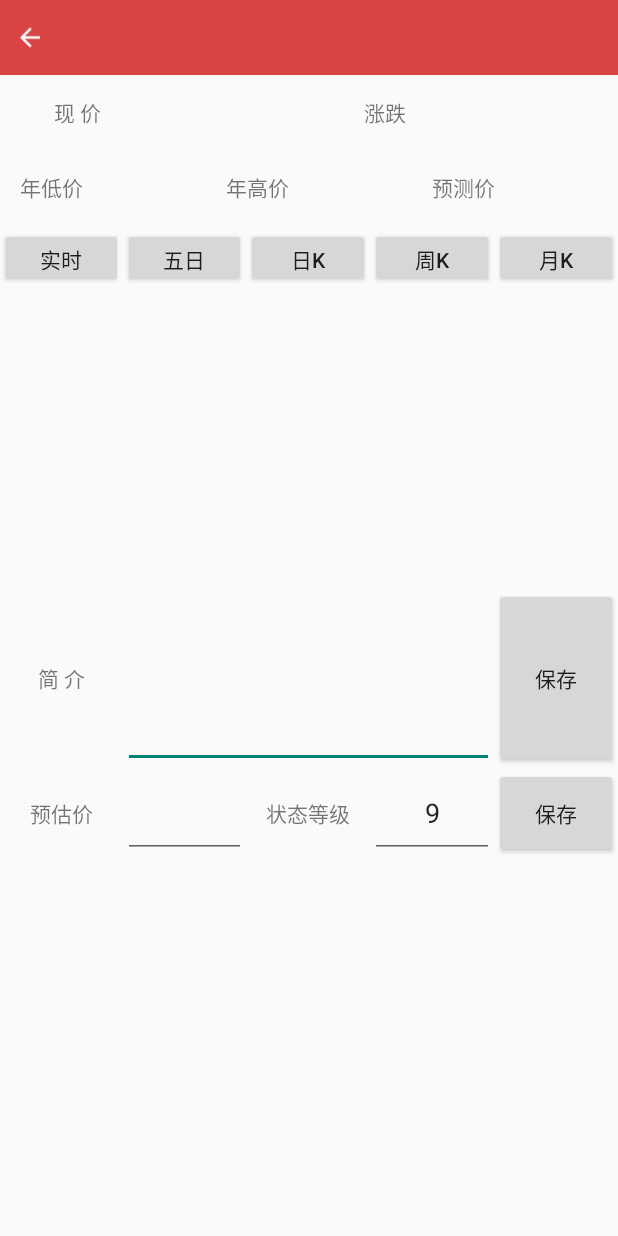
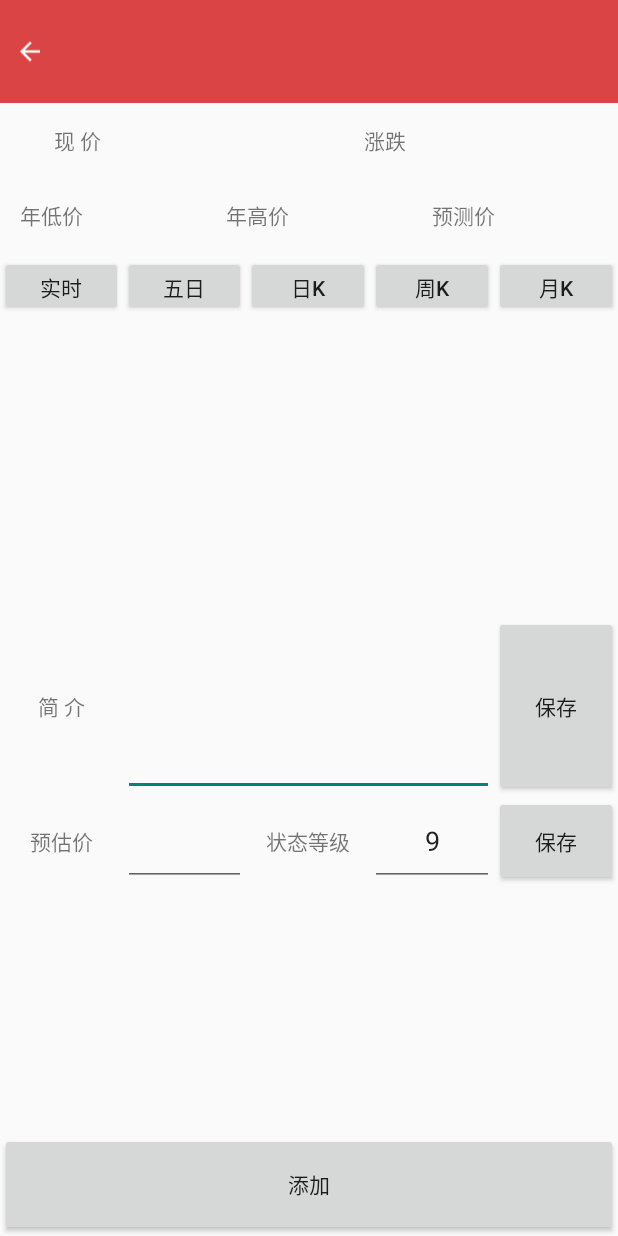
Before and after one commit to 2240831304/android, an Android app: the StockDetailsActivity screen opened directly, with no data from a screen before it, on a phone screen of 412 x 824 dp. Run offline under Robolectric (Android 15) with nearby library versions, the phone set to English and light mode, and no system bars; 2 statements that could not run were skipped.

Commit message:
修改：     stock/app/src/main/java/com/example/stock/eink/pioneer/stocklookup/ClassifyActivity.java 	修改：     stock/app/src/main/java/com/example/stock/eink/pioneer/stocklookup/ClassifyNameAdapter.java 	修改：     stock/app/src/main/java/com/example/stock/eink/pioneer/stocklookup/StockDetailsActivity.java 	修改：     stock/app/src/main/java/com/example/stock/eink/pioneer/stocklookup/StockLookupDataHandle.java 	修改：     stock/app/src/main/res/layout/activity_classify.xml 	修改：     stock/app/src/main/res/layout/stock_details_layout.xml

```diff
--- a/stock/app/src/main/java/com/example/stock/eink/pioneer/stocklookup/ClassifyNameAdapter.java
+++ b/stock/app/src/main/java/com/example/stock/eink/pioneer/stocklookup/ClassifyNameAdapter.java
@@ -21,7 +21,7 @@ public class ClassifyNameAdapter extends BaseAdapter {
     public View getView(int position, View view, ViewGroup viewGroup) {
         if(view == null){
             Button nameBut = new Button(contextpt);
-            nameBut.setText("daisini");
+            nameBut.setText(classifyNameMap.get(position));
 
             view = nameBut;
         }
--- a/stock/app/src/main/java/com/example/stock/eink/pioneer/stocklookup/StockDetailsActivity.java
+++ b/stock/app/src/main/java/com/example/stock/eink/pioneer/stocklookup/StockDetailsActivity.java
@@ -61,6 +61,9 @@ public class StockDetailsActivity extends AppCompatActivity {
         Button saveCalpriceBut = (Button)findViewById(R.id.stock_savemcalpri_button);
         saveCalpriceBut.setOnClickListener(saveCalPriceListner);
 
+        //添加分类
+        Button addClassify = (Button)findViewById(R.id.add_classify_but);
+        addClassify.setOnClickListener(addClassifyListner);
 
         dataHandler = new StockDetailsDataHandle(this);
         dataHandler.ObatinStockInfo(stockName);
@@ -105,5 +108,13 @@ public class StockDetailsActivity extends AppCompatActivity {
         }
     };
 
+    //添加分类
+    private View.OnClickListener addClassifyListner = new View.OnClickListener(){
+        @Override
+        public void onClick(View view) {
+            System.out.println("addClassifyListner is ####33333333333333333333");
+        }
+    };
+
 
 }
--- a/stock/app/src/main/res/layout/activity_classify.xml
+++ b/stock/app/src/main/res/layout/activity_classify.xml
@@ -56,7 +56,7 @@
                 android:layout_height="match_parent"
                 android:layout_weight="3.0"
                 android:gravity="center"
-                android:text="9" />
+                android:text="" />
 
             <Button
                 android:id="@+id/saveclassifyname_button"
--- a/stock/app/src/main/res/layout/stock_details_layout.xml
+++ b/stock/app/src/main/res/layout/stock_details_layout.xml
@@ -14,7 +14,8 @@
         <LinearLayout
             android:id="@+id/linearLayout"
             android:layout_width="match_parent"
-            android:layout_height="50dp"
+            android:layout_height="0dp"
+            android:layout_weight="1"
             android:background="#DB4444"
             android:gravity="center_vertical"
             android:orientation="horizontal"
@@ -53,6 +54,15 @@
             </LinearLayout>
 
         </LinearLayout>
+
+        <ScrollView
+            android:layout_width="match_parent"
+            android:layout_height="0dp"
+            android:layout_weight="10" >
+            <LinearLayout
+                android:layout_width="match_parent"
+                android:layout_height="match_parent"
+                android:orientation="vertical">
 
                 <LinearLayout
                     android:layout_width="match_parent"
@@ -136,7 +146,6 @@
                     </LinearLayout>
 
                 </LinearLayout>
-
 
                 <LinearLayout
                     android:layout_width="match_parent"
@@ -259,8 +268,22 @@
                         android:text="保存" />
 
                 </LinearLayout>
+            </LinearLayout>
+        </ScrollView>
 
 
+        <LinearLayout
+            android:layout_width="match_parent"
+            android:layout_height="0dp"
+            android:layout_weight="1"
+            android:orientation="horizontal">
+            <Button
+                android:id="@+id/add_classify_but"
+                android:layout_width="match_parent"
+                android:layout_height="match_parent"
+                android:text="添加" />
+
+        </LinearLayout>
 
     </LinearLayout>
 
```
Also changed, not shown: stock/app/src/main/java/com/example/stock/eink/pioneer/stocklookup/ClassifyActivity.java (+4 -3 lines), stock/app/src/main/java/com/example/stock/eink/pioneer/stocklookup/StockLookupDataHandle.java (+10 -3 lines). Lines whose indentation alone changed are shown as unchanged.
